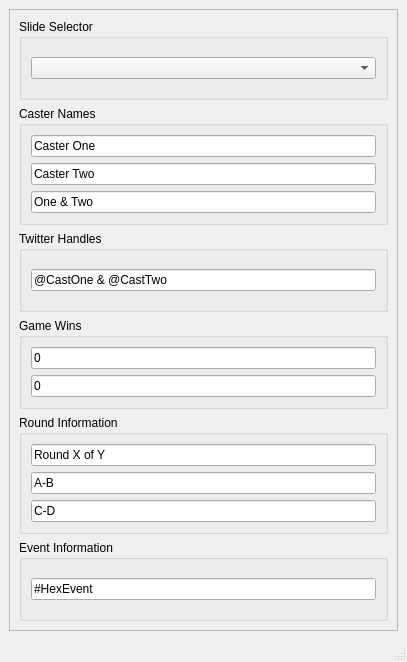
Before: the Qt Designer form MainWindow.ui in JeffHoogland/HexCoverageDashboard, drawn with Qt 5.
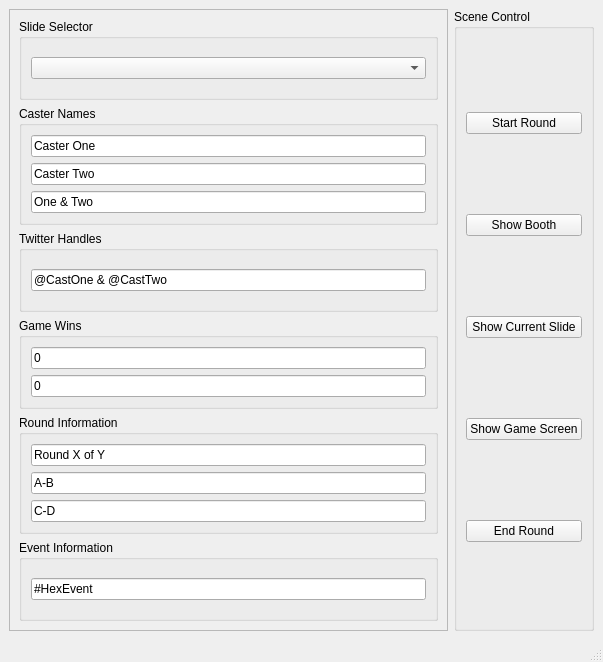
After: the same form once the commit is applied.

Commit message: Added the ability to navigate OBS scenes via the dashboard

The edit to the form file:
```diff
--- a/MainWindow.ui
+++ b/MainWindow.ui
@@ -6,7 +6,7 @@
    <rect>
     <x>0</x>
     <y>0</y>
-    <width>407</width>
+    <width>603</width>
     <height>662</height>
    </rect>
   </property>
@@ -14,7 +14,7 @@
    <string>Hex Coverage Dashboard</string>
   </property>
   <widget class="QWidget" name="centralwidget">
-   <layout class="QVBoxLayout" name="verticalLayout_8">
+   <layout class="QHBoxLayout" name="horizontalLayout">
     <item>
      <widget class="QFrame" name="frame">
       <property name="frameShape">
@@ -154,6 +154,50 @@
       </layout>
      </widget>
     </item>
+    <item>
+     <widget class="QGroupBox" name="buttonBox">
+      <property name="title">
+       <string>Scene Control</string>
+      </property>
+      <layout class="QVBoxLayout" name="verticalLayout_8">
+       <item>
+        <widget class="QPushButton" name="startRound">
+         <property name="text">
+          <string>Start Round</string>
+         </property>
+        </widget>
+       </item>
+       <item>
+        <widget class="QPushButton" name="showBooth">
+         <property name="text">
+          <string>Show Booth</string>
+         </property>
+        </widget>
+       </item>
+       <item>
+        <widget class="QPushButton" name="showSlide">
+         <property name="text">
+          <string>Show Current Slide</string>
+         </property>
+        </widget>
+       </item>
+       <item>
+        <widget class="QPushButton" name="showGameScreen">
+         <property name="text">
+          <string>Show Game Screen</string>
+         </property>
+        </widget>
+       </item>
+       <item>
+        <widget class="QPushButton" name="endRound">
+         <property name="text">
+          <string>End Round</string>
+         </property>
+        </widget>
+       </item>
+      </layout>
+     </widget>
+    </item>
    </layout>
   </widget>
   <widget class="QMenuBar" name="menubar">
```
Left out of the diff: 2 changed lines with no effect on the pictures. The commit also changes 2 other files.
